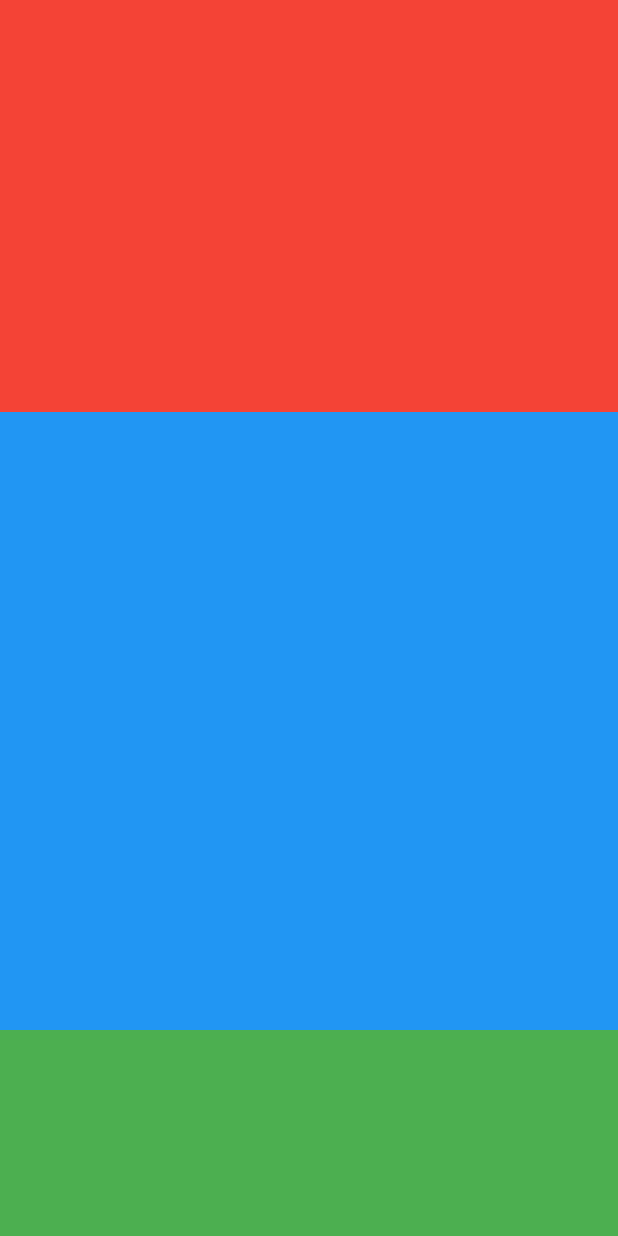
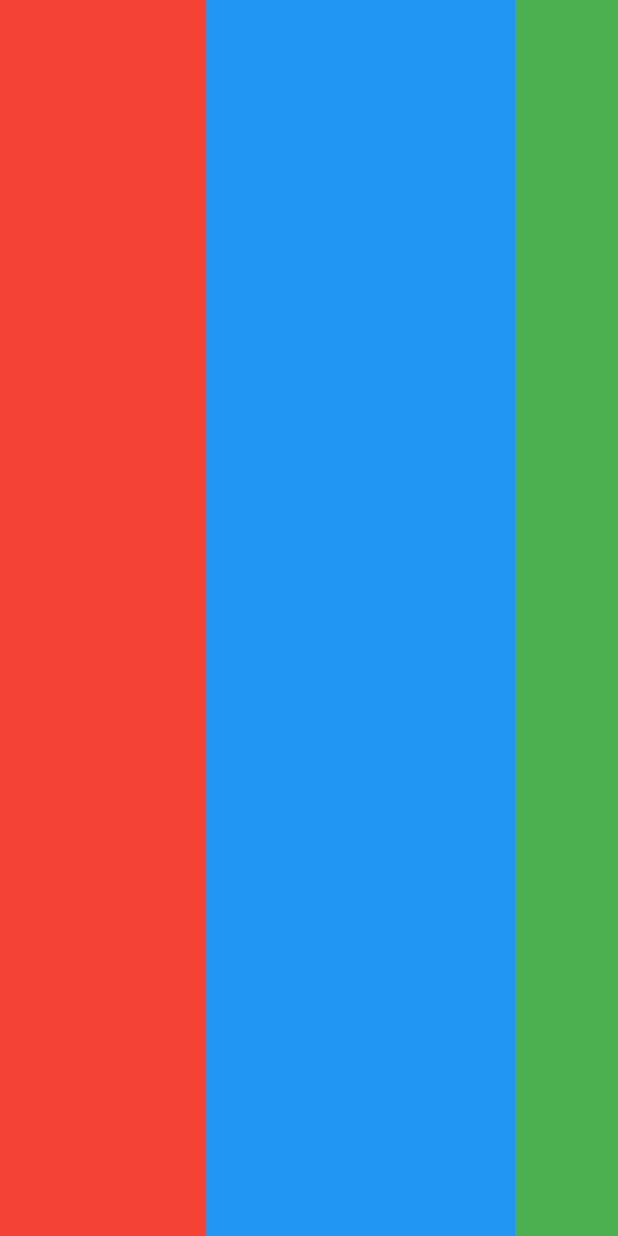
Before and after one commit to EmmanuelHm/basic_components_flutter, a Flutter app: the screen it shows after launch, on a phone screen of 412 x 824 dp. Run offline on Flutter 3.47's test engine with Material 2 defaults, Android fonts, the phone set to English and light mode, and no system bars.

Commit message:
Widget 'Flexible' en flutter

```diff
--- a/lib/BasicWidgets/5.Flexible/Flexible.dart
+++ b/lib/BasicWidgets/5.Flexible/Flexible.dart
@@ -7,8 +7,8 @@ class FlexibleWidget extends StatelessWidget {
 
   @override
   Widget build(BuildContext context) {
-    return //Row
-        Column(
+    return Row(
+      // Column(
       children: [
         Flexible(
             //Espacio que va a ocupar el widget
```
